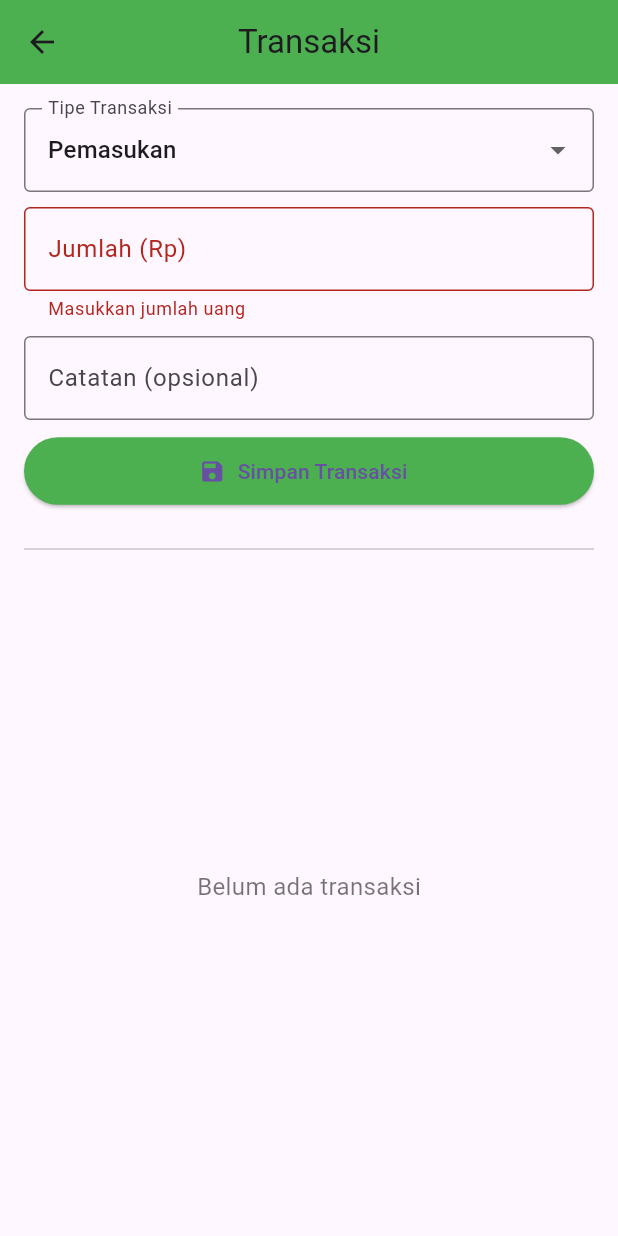
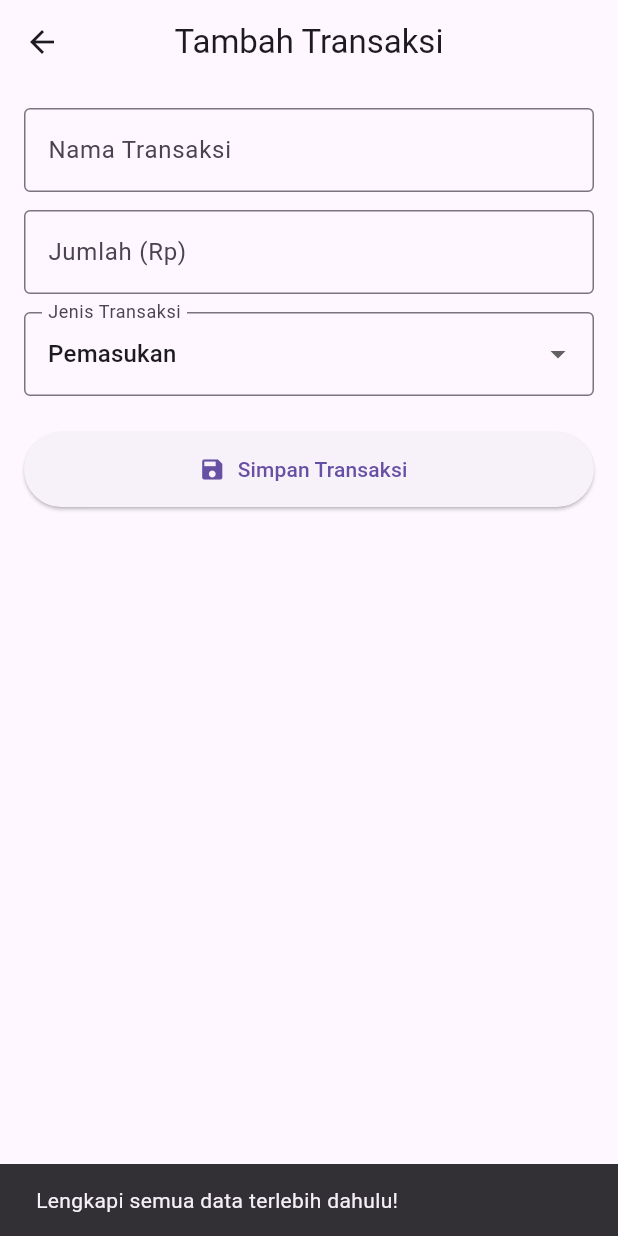
Before and after one commit to annasyaroh383-creator/catatUang, a Flutter app: the TransactionPage screen opened directly, after a tap on "Simpan Transaksi", on a phone screen of 412 x 824 dp. Run offline on Flutter 3.47's test engine with Material 3 defaults, Android fonts, the phone set to English and light mode, and no system bars; our stand-ins replace fl_chart, shared_preferences; accounts and stored records are empty.

```diff
--- /dev/null
+++ b/lib/models/transaction_model.dart
@@ -0,0 +1,31 @@
+class TransactionModel {
+  final String title;
+  final double amount;
+  final DateTime date;
+  final String type; // 'income' atau 'expense'
+
+  TransactionModel({
+    required this.title,
+    required this.amount,
+    required this.date,
+    required this.type,
+  });
+
+  Map<String, dynamic> toMap() {
+    return {
+      'title': title,
+      'amount': amount,
+      'date': date.toIso8601String(),
+      'type': type,
+    };
+  }
+
+  factory TransactionModel.fromMap(Map<String, dynamic> map) {
+    return TransactionModel(
+      title: map['title'],
+      amount: map['amount'],
+      date: DateTime.parse(map['date']),
+      type: map['type'],
+    );
+  }
+}
--- a/lib/pages/transaction_page.dart
+++ b/lib/pages/transaction_page.dart
@@ -1,5 +1,7 @@
+import 'dart:convert';
 import 'package:flutter/material.dart';
-import 'package:intl/intl.dart'; // untuk format tanggal & uang
+import 'package:shared_preferences/shared_preferences.dart';
+import '../models/transaction_model.dart';
 
 class TransactionPage extends StatefulWidget {
   const TransactionPage({super.key});
@@ -9,148 +11,106 @@ class TransactionPage extends StatefulWidget {
 }
 
 class _TransactionPageState extends State<TransactionPage> {
-  // controller form
-  final _formKey = GlobalKey<FormState>();
-  final TextEditingController _amountController = TextEditingController();
-  final TextEditingController _noteController = TextEditingController();
-  String _type = "Pemasukan";
+  final _titleController = TextEditingController();
+  final _amountController = TextEditingController();
+  String _selectedType = 'income'; // default
 
-  // daftar transaksi disimpan di list
-  final List<Map<String, dynamic>> _transactions = [];
+  // 🧠 Fungsi menyimpan transaksi baru ke SharedPreferences
+  Future<void> _saveTransaction() async {
+    if (_titleController.text.isEmpty || _amountController.text.isEmpty) {
+      ScaffoldMessenger.of(context).showSnackBar(
+        const SnackBar(content: Text('Lengkapi semua data terlebih dahulu!')),
+      );
+      return;
+    }
 
-  // format tanggal dan mata uang
-  final _currencyFormat = NumberFormat.currency(locale: 'id_ID', symbol: 'Rp ');
-  final _dateFormat = DateFormat('dd MMM yyyy, HH:mm');
+    // 1️⃣ Buat objek transaksi baru
+    final newTransaction = TransactionModel(
+      title: _titleController.text,
+      amount: double.parse(_amountController.text),
+      date: DateTime.now(),
+      type: _selectedType,
+    );
 
-  void _addTransaction() {
-    if (_formKey.currentState!.validate()) {
-      setState(() {
-        _transactions.insert(0, {
-          'type': _type,
-          'amount': double.parse(_amountController.text),
-          'note': _noteController.text,
-          'date': DateTime.now(),
-        });
-      });
+    // 2️⃣ Ambil data lama (jika ada)
+    final prefs = await SharedPreferences.getInstance();
+    final String? storedData = prefs.getString('transactions');
 
-      // reset form
+    List<TransactionModel> transactions = [];
+    if (storedData != null) {
+      final List decoded = jsonDecode(storedData);
+      transactions = decoded.map((e) => TransactionModel.fromMap(e)).toList();
+    }
+
+    // 3️⃣ Tambah transaksi baru
+    transactions.add(newTransaction);
+
+    // 4️⃣ Simpan kembali ke SharedPreferences
+    final String encoded =
+        jsonEncode(transactions.map((e) => e.toMap()).toList());
+    await prefs.setString('transactions', encoded);
+
+    // 5️⃣ Tampilkan pesan sukses
+    ScaffoldMessenger.of(context).showSnackBar(
+      const SnackBar(content: Text('Transaksi berhasil disimpan!')),
+    );
+
+    // 6️⃣ Kosongkan form
+    _titleController.clear();
     _amountController.clear();
-      _noteController.clear();
-
-      ScaffoldMessenger.of(context).showSnackBar(
-        const SnackBar(content: Text('Transaksi berhasil ditambahkan ✅')),
-      );
-    }
   }
 
   @override
   Widget build(BuildContext context) {
     return Scaffold(
       appBar: AppBar(
-        title: const Text("Transaksi"),
+        title: const Text('Tambah Transaksi'),
         centerTitle: true,
-        backgroundColor: Colors.green,
       ),
       body: Padding(
-        padding: const EdgeInsets.all(16),
+        padding: const EdgeInsets.all(16.0),
         child: Column(
           children: [
-            // === FORM INPUT ===
-            Form(
-              key: _formKey,
-              child: Column(
-                children: [
-                  DropdownButtonFormField<String>(
-                    value: _type,
+            TextField(
+              controller: _titleController,
               decoration: const InputDecoration(
-                      labelText: "Tipe Transaksi",
+                labelText: 'Nama Transaksi',
                 border: OutlineInputBorder(),
               ),
-                    items: ["Pemasukan", "Pengeluaran"]
-                        .map((e) => DropdownMenuItem(value: e, child: Text(e)))
-                        .toList(),
-                    onChanged: (val) => setState(() => _type = val!),
             ),
-                  const SizedBox(height: 10),
-                  TextFormField(
+            const SizedBox(height: 12),
+            TextField(
               controller: _amountController,
               keyboardType: TextInputType.number,
               decoration: const InputDecoration(
-                      labelText: "Jumlah (Rp)",
-                      border: OutlineInputBorder(),
-                    ),
-                    validator: (value) =>
-                        value!.isEmpty ? "Masukkan jumlah uang" : null,
-                  ),
-                  const SizedBox(height: 10),
-                  TextFormField(
-                    controller: _noteController,
-                    decoration: const InputDecoration(
-                      labelText: "Catatan (opsional)",
+                labelText: 'Jumlah (Rp)',
                 border: OutlineInputBorder(),
               ),
             ),
-                  const SizedBox(height: 10),
+            const SizedBox(height: 12),
+            DropdownButtonFormField<String>(
+              value: _selectedType,
+              decoration: const InputDecoration(
+                labelText: 'Jenis Transaksi',
+                border: OutlineInputBorder(),
+              ),
+              items: const [
+                DropdownMenuItem(value: 'income', child: Text('Pemasukan')),
+                DropdownMenuItem(value: 'expense', child: Text('Pengeluaran')),
+              ],
+              onChanged: (value) {
+                setState(() {
+                  _selectedType = value!;
+                });
+              },
+            ),
+            const SizedBox(height: 24),
             ElevatedButton.icon(
-                    onPressed: _addTransaction,
+              onPressed: _saveTransaction,
               icon: const Icon(Icons.save),
-                    label: const Text("Simpan Transaksi"),
+              label: const Text('Simpan Transaksi'),
               style: ElevatedButton.styleFrom(
-                      backgroundColor: Colors.green,
-                      minimumSize: const Size(double.infinity, 45),
-                    ),
-                  ),
-                ],
-              ),
-            ),
-
-            const SizedBox(height: 20),
-            const Divider(),
-
-            // === LIST TRANSAKSI ===
-            Expanded(
-              child: _transactions.isEmpty
-                  ? const Center(
-                      child: Text(
-                        "Belum ada transaksi",
-                        style: TextStyle(fontSize: 16, color: Colors.black54),
-                      ),
-                    )
-                  : ListView.builder(
-                      itemCount: _transactions.length,
-                      itemBuilder: (context, index) {
-                        final trx = _transactions[index];
-                        final isIncome = trx['type'] == "Pemasukan";
-
-                        return Card(
-                          shape: RoundedRectangleBorder(
-                              borderRadius: BorderRadius.circular(10)),
-                          elevation: 2,
-                          margin: const EdgeInsets.symmetric(vertical: 6),
-                          child: ListTile(
-                            leading: CircleAvatar(
-                              backgroundColor: isIncome
-                                  ? Colors.green[200]
-                                  : Colors.red[200],
-                              child: Icon(
-                                isIncome
-                                    ? Icons.arrow_downward
-                                    : Icons.arrow_upward,
-                                color: isIncome ? Colors.green : Colors.red,
-                              ),
-                            ),
-                            title: Text(
-                              "${trx['type']} - ${_currencyFormat.format(trx['amount'])}",
-                              style: const TextStyle(
-                                  fontWeight: FontWeight.bold, fontSize: 16),
-                            ),
-                            subtitle: Text(
-                              "${trx['note'].isEmpty ? '-' : trx['note']} \n${_dateFormat.format(trx['date'])}",
-                            ),
-                            isThreeLine: true,
-                          ),
-                        );
-                      },
+                minimumSize: const Size(double.infinity, 50),
               ),
             ),
           ],
--- a/pubspec.yaml
+++ b/pubspec.yaml
@@ -14,6 +14,7 @@ dependencies:
 
   intl: ^0.19.0
   fl_chart: ^0.68.0
+  shared_preferences: ^2.2.3
 
 dev_dependencies:
   flutter_test:
```
Also changed, not shown: pubspec.lock, 1 other file. Lines whose indentation alone changed are shown as unchanged.
